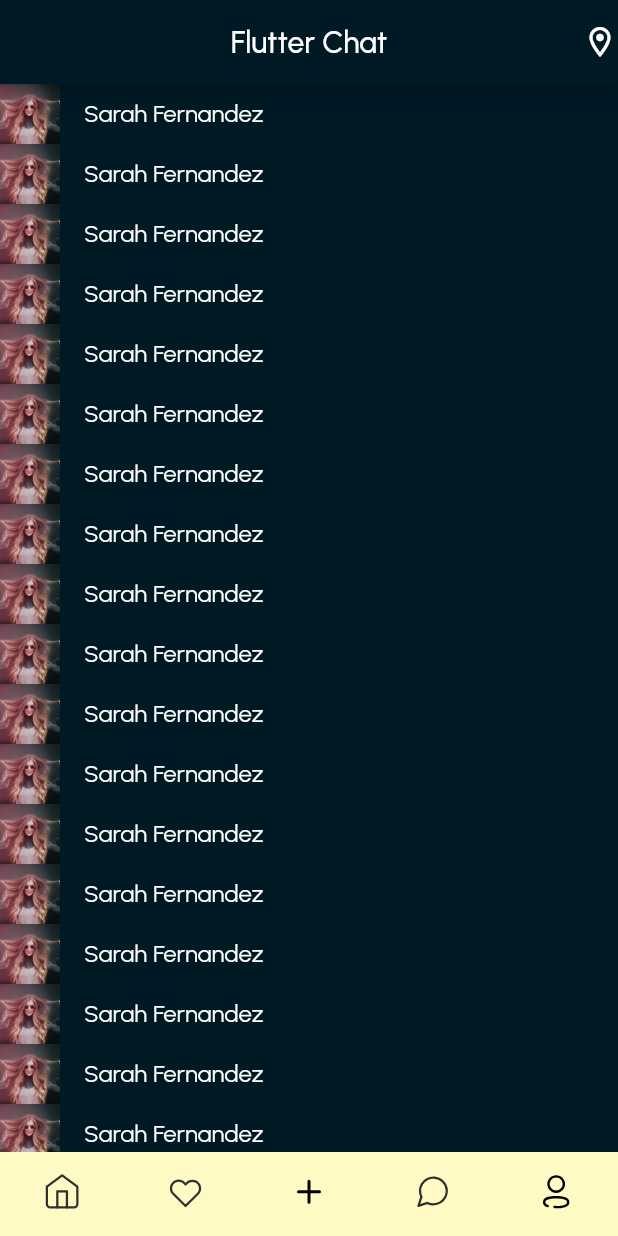
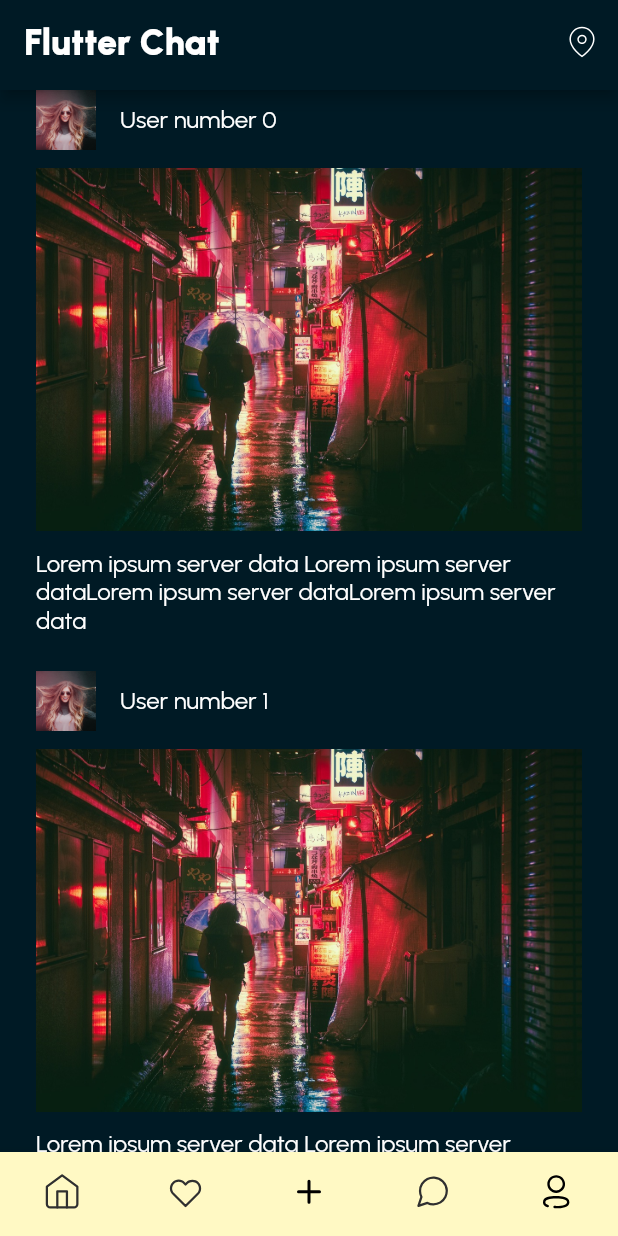
Before and after one commit to ndyabagye/flutter_chat, a Flutter app: the screen it shows after launch, after a tap on "Log in", on a phone screen of 412 x 824 dp. Run offline on Flutter 3.47's test engine with Material 2 defaults, Android fonts, the phone set to English and light mode, and no system bars; our stand-ins replace flutter_svg; project files that could hold a hidden picture were left out.

Commit message:
Add string constants

```diff
--- /dev/null
+++ b/lib/core/config/app_config.dart
@@ -0,0 +1,3 @@
+class AppConfig {
+  static const baseUrl = 'http://localhost:8080';
+}
--- /dev/null
+++ b/lib/core/config/app_icons.dart
@@ -0,0 +1,14 @@
+class AppIcons {
+  static const _png = 'assets/images/';
+  static const _svg = 'assets/svg/';
+
+  static const icFacebook = '${_png}facebook.png';
+  static const icGoogle = '${_png}google.png';
+
+  static const icLocation = '${_svg}ic_location.svg';
+  static const icHome = '${_svg}ic_home.svg';
+  static const icFavorite = '${_svg}ic_favorite.svg';
+  static const icAdd = '${_svg}ic_add.svg';
+  static const icMessage = '${_svg}ic_messages.svg';
+  static const icUser = '${_svg}ic_user.svg';
+}
--- /dev/null
+++ b/lib/core/config/app_routes.dart
@@ -0,0 +1,18 @@
+import 'package:flutter_chat/presentation/pages/edit_profile_page.dart';
+import 'package:flutter_chat/presentation/pages/home_page.dart';
+import 'package:flutter_chat/presentation/pages/login_page.dart';
+import 'package:flutter_chat/presentation/pages/main_page.dart';
+
+class AppRoutes {
+  static final pages = {
+    '/': (context) => const LoginPage(),
+    '/home': (context) => HomePage(),
+    '/main': (context) => const MainPage(),
+    '/edit': (context) => const EditProfilePage(),
+  };
+
+  static const login = '/';
+  static const home = '/home';
+  static const main = '/main';
+  static const edit = '/edit';
+}
--- /dev/null
+++ b/lib/core/config/app_strings.dart
@@ -0,0 +1,37 @@
+class AppStrings {
+  static const appName = 'Flutter Chat';
+  static const helloWelcome = 'Hello, welcome back!';
+  static const loginToContinue = 'Login to continue';
+  static const username = 'Username';
+  static const password = 'Password';
+  static const forgotPassword = 'Forgot password?';
+  static const orSignInWith = 'Or sign in with';
+  static const loginWithGoogle = 'Login with Google';
+  static const loginWithFacebook = 'Login with Facebook';
+  static const dontHaveAccount = "Dont't have account? ";
+  static const login = 'Login';
+  static const signup = 'Sign up';
+  static const home = 'Home';
+  static const favorites = 'Favorites';
+  static const add = 'Add';
+  static const messages = 'Messages';
+  static const user = 'User';
+  static const followers = 'Followers';
+  static const posts = 'Posts';
+  static const following = 'Following';
+  static const profile = 'Profile';
+  static const edit = 'Edit';
+  static const logout = 'Log out';
+  static const editProfile = 'Edit Profile';
+  static const firstName = 'First name';
+  static const lastName = 'Last name';
+  static const phoneNumber = 'Phone number';
+  static const location = 'Location';
+  static const birthday = 'Birthday';
+  static const male = 'Male';
+  static const female = 'Female';
+  static const other = 'Other';
+  static const gender = 'Gender';
+  static const nearby = 'Nearby';
+  static const addPost = 'Add Post';
+}
--- a/lib/core/styles/app_colors.dart
+++ b/lib/core/styles/app_colors.dart
@@ -2,7 +2,7 @@ import 'package:flutter/material.dart';
 
 class AppColors {
   // static const primary = Color(0xFF3DFAFF);
-  static const primary = Color(0xFF944bbb);
+  static const primary = Color(0xFFFFF9C4);
   static const font = Color(0xFFf3eff5);
   static const font2 = Color(0xFF4F4F4F);
   static const disabledFont = Color(0xFF8A8A8A);
--- a/lib/main.dart
+++ b/lib/main.dart
@@ -1,8 +1,6 @@
 import 'package:flutter/material.dart';
+import 'package:flutter_chat/core/config/app_routes.dart';
 import 'package:flutter_chat/core/styles/app_colors.dart';
-import 'package:flutter_chat/presentation/pages/home_page.dart';
-import 'package:flutter_chat/presentation/pages/login_page.dart';
-import 'package:flutter_chat/presentation/pages/main_page.dart';
 
 void main() {
   runApp(const MyApp());
@@ -20,12 +18,8 @@ class MyApp extends StatelessWidget {
         scaffoldBackgroundColor: AppColors.background,
         brightness: Brightness.dark,
       ),
-      initialRoute: '/',
-      routes: {
-        '/': (context) => LoginPage(),
-        '/home': (context) => HomePage(),
-        '/main': (context) => MainPage(),
-      },
+      initialRoute: AppRoutes.login,
+      routes: AppRoutes.pages,
     );
   }
 }
--- a/lib/presentation/pages/home_page.dart
+++ b/lib/presentation/pages/home_page.dart
@@ -1,50 +1,47 @@
 import 'package:flutter/material.dart';
-import 'package:flutter_chat/core/styles/app_colors.dart';
-import 'package:flutter_chat/core/styles/app_text.dart';
+import 'package:flutter_chat/core/config/app_icons.dart';
+import 'package:flutter_chat/core/config/app_strings.dart';
+import 'package:flutter_chat/presentation/widgets/post_item.dart';
+import 'package:flutter_chat/presentation/widgets/tool_bar.dart';
+import 'package:flutter_svg/flutter_svg.dart';
 
 class HomePage extends StatelessWidget {
-  const HomePage({super.key});
+  HomePage({super.key});
+
+  List<String> users = [];
 
   @override
   Widget build(BuildContext context) {
+    mockUsersFromServer();
     return Scaffold(
-      appBar: AppBar(
-        backgroundColor: AppColors.background,
-        title: Text("Flutter Chat"),
-        centerTitle: true,
+      appBar: ToolBar(
+        title: AppStrings.appName,
         actions: [
-          Icon(Icons.location_on_outlined),
+          IconButton(
+            onPressed: () {},
+            icon: SvgPicture.asset(AppIcons.icLocation),
+          ),
         ],
       ),
-      body: ListView(
-        children: mockUsersFromServer(),
+      body: ListView.separated(
+        itemBuilder: (context, index) {
+          return PostItem(
+            user: users[index],
+          );
+        },
+        itemCount: users.length,
+        separatorBuilder: (BuildContext context, int index) {
+          return const SizedBox(
+            height: 24,
+          );
+        },
       ),
     );
   }
 
-  Widget _userItem() {
-    return Row(
-      children: [
-        Image.asset(
-          'assets/temp/user1.png',
-          width: 40,
-          height: 40,
-        ),
-        SizedBox(
-          width: 16,
-        ),
-        Text(
-          "Sarah Fernandez",
-          style: AppText.subtitle3,
-        )
-      ],
-    );
-  }
-
-  List<Widget> mockUsersFromServer() {
-    List<Widget> users = [];
-    for (var i = 0; i < 1000; i++) {
-      users.add(_userItem());
+  mockUsersFromServer() {
+    for (var i = 0; i < 100; i++) {
+      users.add("User number $i");
     }
     return users;
   }
--- a/lib/presentation/pages/login_page.dart
+++ b/lib/presentation/pages/login_page.dart
@@ -1,4 +1,8 @@
 import 'package:flutter/material.dart';
+import 'package:flutter_chat/core/config/app_icons.dart';
+import 'package:flutter_chat/core/config/app_routes.dart';
+import 'package:flutter_chat/core/config/app_strings.dart';
+import 'package:flutter_chat/presentation/widgets/app_text_field.dart';
 
 class LoginPage extends StatelessWidget {
   const LoginPage({super.key});
@@ -13,49 +17,31 @@ class LoginPage extends StatelessWidget {
           child: Padding(
             padding: const EdgeInsets.all(24),
             child: Column(children: [
-              Spacer(),
+              const Spacer(),
               const Text(
-                "Hello, welcome back !",
+                AppStrings.helloWelcome,
                 style: TextStyle(
                     color: Colors.white,
                     fontSize: 22,
                     fontWeight: FontWeight.bold),
               ),
-              SizedBox(
+              const SizedBox(
                 height: 16,
               ),
               const Text(
-                "Login to continue",
+                AppStrings.loginToContinue,
                 style: TextStyle(
                   color: Colors.white,
                 ),
               ),
-              SizedBox(
+              const SizedBox(
                 height: 60,
               ),
-              TextField(
-                decoration: InputDecoration(
-                  hintText: "User name",
-                  border: OutlineInputBorder(
-                    borderRadius: BorderRadius.all(Radius.circular(12)),
-                  ),
-                  filled: true,
-                  fillColor: Colors.white.withOpacity(0.8),
-                ),
-              ),
-              SizedBox(
+              const AppTextField(hint: AppStrings.username),
+              const SizedBox(
                 height: 16,
               ),
-              TextField(
-                decoration: InputDecoration(
-                  hintText: "Password",
-                  border: OutlineInputBorder(
-                    borderRadius: BorderRadius.all(Radius.circular(12)),
-                  ),
-                  filled: true,
-                  fillColor: Colors.white.withOpacity(0.8),
-                ),
-              ),
+              const AppTextField(hint: AppStrings.password),
               Align(
                 alignment: Alignment.centerRight,
                 child: TextButton(
@@ -66,14 +52,14 @@ class LoginPage extends StatelessWidget {
                     foregroundColor: Colors.white,
                   ),
                   child: const Text(
-                    "Forgot password?",
+                    AppStrings.forgotPassword,
                     style: TextStyle(
                       color: Colors.white,
                     ),
                   ),
                 ),
               ),
-              SizedBox(
+              const SizedBox(
                 height: 32,
               ),
               SizedBox(
@@ -81,23 +67,23 @@ class LoginPage extends StatelessWidget {
                 width: double.infinity,
                 child: ElevatedButton(
                   onPressed: () {
-                    Navigator.of(context).pushReplacementNamed("/main");
+                    Navigator.of(context).pushReplacementNamed(AppRoutes.main);
                   },
                   style: ElevatedButton.styleFrom(
                       backgroundColor: Colors.white,
                       foregroundColor: Colors.black,
-                      shape: RoundedRectangleBorder(
+                      shape: const RoundedRectangleBorder(
                         borderRadius: BorderRadius.all(Radius.circular(12)),
                       )),
                   child: const Text("Log in"),
                 ),
               ),
-              Spacer(),
+              const Spacer(),
               const Text(
-                "Or sign in with",
+                AppStrings.orSignInWith,
                 style: TextStyle(color: Colors.white),
               ),
-              SizedBox(
+              const SizedBox(
                 height: 16,
               ),
               SizedBox(
@@ -109,7 +95,7 @@ class LoginPage extends StatelessWidget {
                   style: ElevatedButton.styleFrom(
                       backgroundColor: Colors.white,
                       foregroundColor: Colors.black,
-                      shape: RoundedRectangleBorder(
+                      shape: const RoundedRectangleBorder(
                           borderRadius: BorderRadius.all(
                         Radius.circular(32),
                       ))),
@@ -117,19 +103,19 @@ class LoginPage extends StatelessWidget {
                     mainAxisAlignment: MainAxisAlignment.center,
                     children: [
                       Image.asset(
-                        'assets/images/google.png',
+                        AppIcons.icGoogle,
                         height: 22,
                         width: 22,
                       ),
-                      SizedBox(
+                      const SizedBox(
                         width: 8,
                       ),
-                      const Text("Login With Google")
+                      const Text(AppStrings.loginWithGoogle)
                     ],
                   ),
                 ),
               ),
-              SizedBox(
+              const SizedBox(
                 height: 16,
               ),
               SizedBox(
@@ -141,7 +127,7 @@ class LoginPage extends StatelessWidget {
                   style: ElevatedButton.styleFrom(
                       backgroundColor: Colors.white,
                       foregroundColor: Colors.black,
-                      shape: RoundedRectangleBorder(
+                      shape: const RoundedRectangleBorder(
                           borderRadius: BorderRadius.all(
                         Radius.circular(24),
                       ))),
@@ -149,14 +135,14 @@ class LoginPage extends StatelessWidget {
                     mainAxisAlignment: MainAxisAlignment.center,
                     children: [
                       Image.asset(
-                        'assets/images/facebook.png',
+                        AppIcons.icFacebook,
                         height: 22,
                         width: 22,
                       ),
-                      SizedBox(
+                      const SizedBox(
                         width: 8,
                       ),
-                      const Text("Login With Facebook")
+                      const Text(AppStrings.loginWithFacebook)
                     ],
                   ),
                 ),
@@ -164,7 +150,7 @@ class LoginPage extends StatelessWidget {
               Row(
                 children: [
                   const Text(
-                    "Do not have an account?",
+                    AppStrings.dontHaveAccount,
                     style: TextStyle(
                       color: Colors.white,
                     ),
@@ -175,12 +161,12 @@ class LoginPage extends StatelessWidget {
                         foregroundColor: Colors.grey[400],
                       ),
                       child: const Text(
-                        'Sign up',
+                        AppStrings.signup,
                         style: TextStyle(decoration: TextDecoration.underline),
                       ))
                 ],
               ),
-              Spacer(),
+              const Spacer(),
             ]),
           ),
         ),
--- a/lib/presentation/pages/main_page.dart
+++ b/lib/presentation/pages/main_page.dart
@@ -1,5 +1,9 @@
 import 'package:flutter/material.dart';
+import 'package:flutter_chat/core/config/app_icons.dart';
+import 'package:flutter_chat/core/config/app_strings.dart';
+import 'package:flutter_chat/core/styles/app_colors.dart';
 import 'package:flutter_chat/presentation/pages/home_page.dart';
+import 'package:flutter_chat/presentation/pages/profile_page.dart';
 import 'package:flutter_svg/flutter_svg.dart';
 
 class MainPage extends StatefulWidget {
@@ -18,19 +22,19 @@ class _MainPageState extends State<MainPage> {
       bottomNavigationBar: BottomNavigationBar(
         items: [
           BottomNavigationBarItem(
-              icon: SvgPicture.asset('assets/svg/ic_home.svg'), label: 'Home'),
+              icon: SvgPicture.asset(AppIcons.icHome), label: AppStrings.home),
           BottomNavigationBarItem(
-              icon: SvgPicture.asset('assets/svg/ic_favorite.svg'),
-              label: 'Favorites'),
+              icon: SvgPicture.asset(AppIcons.icFavorite),
+              label: AppStrings.favorites),
           BottomNavigationBarItem(
-              icon: SvgPicture.asset('assets/svg/ic_add.svg'),
-              label: 'Add Post'),
+              icon: SvgPicture.asset(AppIcons.icAdd),
+              label: AppStrings.addPost),
           BottomNavigationBarItem(
-              icon: SvgPicture.asset('assets/svg/ic_messages.svg'),
-              label: 'Messages'),
+              icon: SvgPicture.asset(AppIcons.icMessage),
+              label: AppStrings.messages),
           BottomNavigationBarItem(
-              icon: SvgPicture.asset('assets/svg/ic_user.svg'),
-              label: 'User Profile'),
+              icon: SvgPicture.asset(AppIcons.icUser),
+              label: AppStrings.profile),
         ],
         currentIndex: currentIndex,
         onTap: (index) {
@@ -41,7 +45,7 @@ class _MainPageState extends State<MainPage> {
         type: BottomNavigationBarType.fixed,
         showSelectedLabels: false,
         showUnselectedLabels: false,
-        backgroundColor: Colors.yellow[100],
+        backgroundColor: AppColors.primary,
       ),
     );
   }
@@ -57,8 +61,6 @@ class _MainPageState extends State<MainPage> {
     Center(
       child: Text('Messages'),
     ),
-    Center(
-      child: Text('Profile'),
-    ),
+    ProfilePage(),
   ];
 }
--- /dev/null
+++ b/lib/presentation/widgets/app_text_field.dart
@@ -0,0 +1,20 @@
+import 'package:flutter/material.dart';
+
+class AppTextField extends StatelessWidget {
+  final String hint;
+  const AppTextField({super.key, required this.hint});
+
+  @override
+  Widget build(BuildContext context) {
+    return TextField(
+      decoration: InputDecoration(
+        hintText: hint,
+        border: const OutlineInputBorder(
+          borderRadius: BorderRadius.all(Radius.circular(12)),
+        ),
+        filled: true,
+        fillColor: Colors.white.withOpacity(0.8),
+      ),
+    );
+  }
+}
--- /dev/null
+++ b/lib/presentation/widgets/post_item.dart
@@ -0,0 +1,49 @@
+import 'package:flutter/material.dart';
+import 'package:flutter_chat/core/styles/app_text.dart';
+
+class PostItem extends StatelessWidget {
+  final String user;
+  const PostItem({super.key, required this.user});
+
+  @override
+  Widget build(BuildContext context) {
+    return Padding(
+      padding: const EdgeInsets.symmetric(
+        horizontal: 24,
+      ),
+      child: Column(
+        children: [
+          Row(
+            children: [
+              Image.asset(
+                'assets/temp/user1.png',
+                width: 40,
+                height: 40,
+              ),
+              SizedBox(
+                width: 16,
+              ),
+              Text(
+                user,
+                style: AppText.subtitle3,
+              ),
+            ],
+          ),
+          SizedBox(
+            height: 12,
+          ),
+          Image.asset(
+            'assets/temp/post1.jpg',
+          ),
+          SizedBox(
+            height: 12,
+          ),
+          Text(
+            "Lorem ipsum server data Lorem ipsum server dataLorem ipsum server dataLorem ipsum server data",
+            style: AppText.subtitle3,
+          )
+        ],
+      ),
+    );
+  }
+}
--- /dev/null
+++ b/lib/presentation/widgets/tool_bar.dart
@@ -0,0 +1,26 @@
+import 'package:flutter/material.dart';
+import 'package:flutter_chat/core/styles/app_colors.dart';
+import 'package:flutter_chat/core/styles/app_text.dart';
+
+class ToolBar extends StatelessWidget implements PreferredSizeWidget {
+  final String title;
+  final List<Widget>? actions;
+  const ToolBar({super.key, required this.title, this.actions});
+
+  @override
+  Widget build(BuildContext context) {
+    return AppBar(
+      backgroundColor: AppColors.background,
+      title: Text(
+        title,
+        style: AppText.header1,
+      ),
+      centerTitle: false,
+      actions: actions,
+    );
+  }
+
+  @override
+  // TODO: implement preferredSize
+  Size get preferredSize => const Size.fromHeight(60);
+}
```
Also changed, not shown: lib/presentation/pages/edit_profile_page.dart (added, +72 -0 lines), lib/presentation/pages/profile_page.dart (added, +118 -0 lines), lib/presentation/widgets/user_avatar.dart (added, +21 -0 lines), 73 other files.
